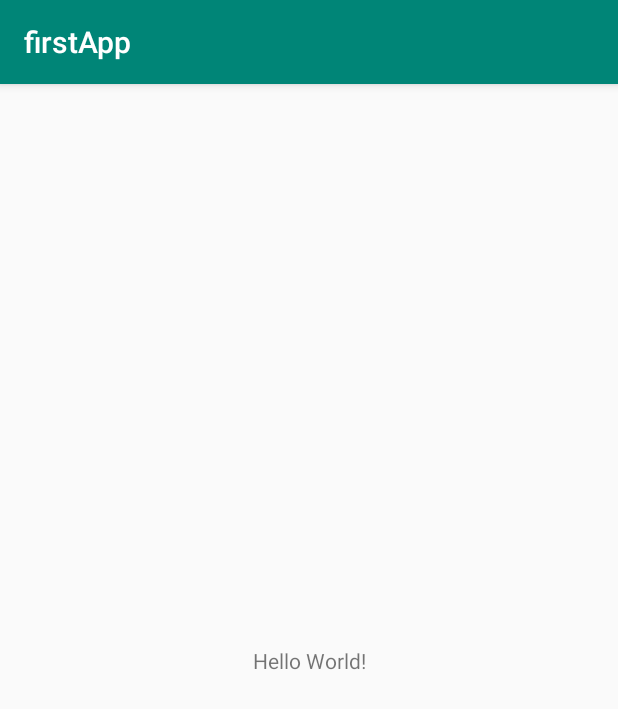
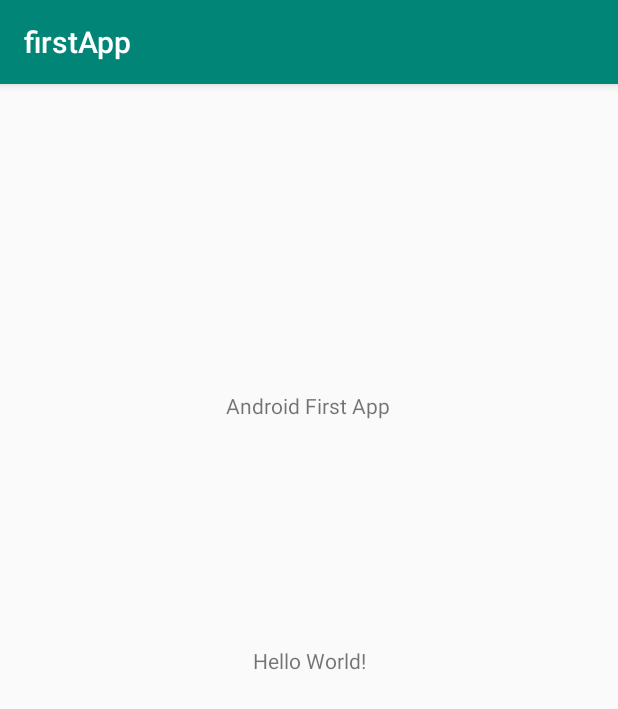
Before and after one commit to ahdbilal/firstApp, an Android app: the screen it shows after launch (MainActivity), on a phone screen of 412 x 824 dp. Shown: the top 709 px of the screen. Run offline under Robolectric (Android 15) with nearby library versions, the phone set to English and light mode, and no system bars.

Commit message:
added header

```diff
--- a/app/src/main/res/layout/activity_main.xml
+++ b/app/src/main/res/layout/activity_main.xml
@@ -15,4 +15,16 @@
         app:layout_constraintRight_toRightOf="parent"
         app:layout_constraintTop_toTopOf="parent" />
 
+    <TextView
+        android:id="@+id/textView"
+        android:layout_width="wrap_content"
+        android:layout_height="wrap_content"
+        android:text="Android First App"
+        app:layout_constraintBottom_toBottomOf="parent"
+        app:layout_constraintHorizontal_bias="0.498"
+        app:layout_constraintLeft_toLeftOf="parent"
+        app:layout_constraintRight_toRightOf="parent"
+        app:layout_constraintTop_toTopOf="parent"
+        app:layout_constraintVertical_bias="0.273" />
+
 </androidx.constraintlayout.widget.ConstraintLayout>
```
